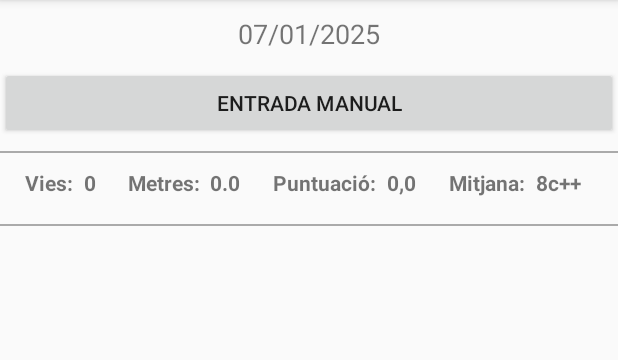
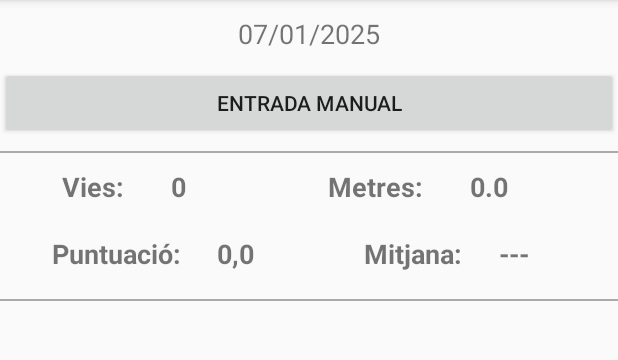
Before and after one commit to xmorera-joviat/ClimbingTrainingApp, an Android app: the screen it shows after launch (MainActivity), on a phone screen of 412 x 824 dp, the part 84-444 px from its top. Run offline under Robolectric (Android 15) with nearby library versions, the phone set to English and light mode, and no system bars; 20 statements that could not run were skipped.

Commit message:
versió 0.3.1
---

per fer:
* botons per avançar/retrocedir 1 dia
* mostrar vies, metres, mitjana de grau i puntuació de resultats
* mostrar resultats en un gràfic
* Expotra/Importar
* tancar sessió

* possibilitat de gravar vídeos

```diff
--- a/app/src/main/java/com/xmorera/climbingtrainingapp/MainActivity.java
+++ b/app/src/main/java/com/xmorera/climbingtrainingapp/MainActivity.java
@@ -471,7 +471,7 @@ public class MainActivity extends AppCompatActivity  {
         if (mitjanaNum<=Double.parseDouble(preferencesGZero.getString("8c+", "error").replace(",", "."))) {
             mitjana = "8c";
         } else {
-            mitjana = "8c++";
+            mitjana = "---";
         }
 
         return mitjana;
--- a/app/src/main/res/layout/activity_main.xml
+++ b/app/src/main/res/layout/activity_main.xml
@@ -48,7 +48,7 @@
             android:background="@android:color/darker_gray" />
 
         <LinearLayout
-            android:id="@+id/puntuacioDiaLayout"
+            android:id="@+id/viesMetresDiaLayout"
             android:layout_width="match_parent"
             android:layout_height="wrap_content"
             android:orientation="horizontal"
@@ -58,7 +58,7 @@
                 android:layout_width="wrap_content"
                 android:layout_height="match_parent"
                 android:text="Vies:"
-                android:textSize="14sp"
+                android:textSize="18sp"
                 android:textStyle="bold"
                 android:gravity="center"
                 android:layout_weight="1"/>
@@ -68,7 +68,7 @@
                 android:layout_width="wrap_content"
                 android:layout_height="match_parent"
                 android:text="---"
-                android:textSize="14sp"
+                android:textSize="18sp"
                 android:textStyle="bold"
                 android:layout_weight="1"/>
 
@@ -76,7 +76,7 @@
                 android:layout_width="wrap_content"
                 android:layout_height="match_parent"
                 android:text="Metres:"
-                android:textSize="14sp"
+                android:textSize="18sp"
                 android:textStyle="bold"
                 android:gravity="center"
                 android:layout_weight="1"/>
@@ -86,15 +86,26 @@
                 android:layout_width="wrap_content"
                 android:layout_height="match_parent"
                 android:text="---"
-                android:textSize="14sp"
+                android:textSize="18sp"
                 android:textStyle="bold"
                 android:layout_weight="1"/>
+
+
+        </LinearLayout>
+
+        <LinearLayout
+            android:id="@+id/puntuacioMitjanaDiaLayout"
+            android:layout_width="match_parent"
+            android:layout_height="wrap_content"
+            android:orientation="horizontal"
+            android:padding="10dp">
+
 
             <TextView
                 android:layout_width="wrap_content"
                 android:layout_height="match_parent"
                 android:text="Puntuació:"
-                android:textSize="14sp"
+                android:textSize="18sp"
                 android:textStyle="bold"
                 android:gravity="center"
                 android:layout_weight="1"/>
@@ -104,7 +115,7 @@
                 android:layout_width="wrap_content"
                 android:layout_height="match_parent"
                 android:text="---"
-                android:textSize="14sp"
+                android:textSize="18sp"
                 android:textStyle="bold"
                 android:layout_weight="1"/>
 
@@ -112,7 +123,7 @@
                 android:layout_width="wrap_content"
                 android:layout_height="match_parent"
                 android:text="Mitjana:"
-                android:textSize="14sp"
+                android:textSize="18sp"
                 android:textStyle="bold"
                 android:gravity="center"
                 android:layout_weight="1"/>
@@ -122,11 +133,12 @@
                 android:layout_width="wrap_content"
                 android:layout_height="match_parent"
                 android:text="---"
-                android:textSize="14sp"
+                android:textSize="18sp"
                 android:textStyle="bold"
                 android:layout_weight="1"/>
 
         </LinearLayout>
+
 
         <View
             android:layout_width="match_parent"
```
